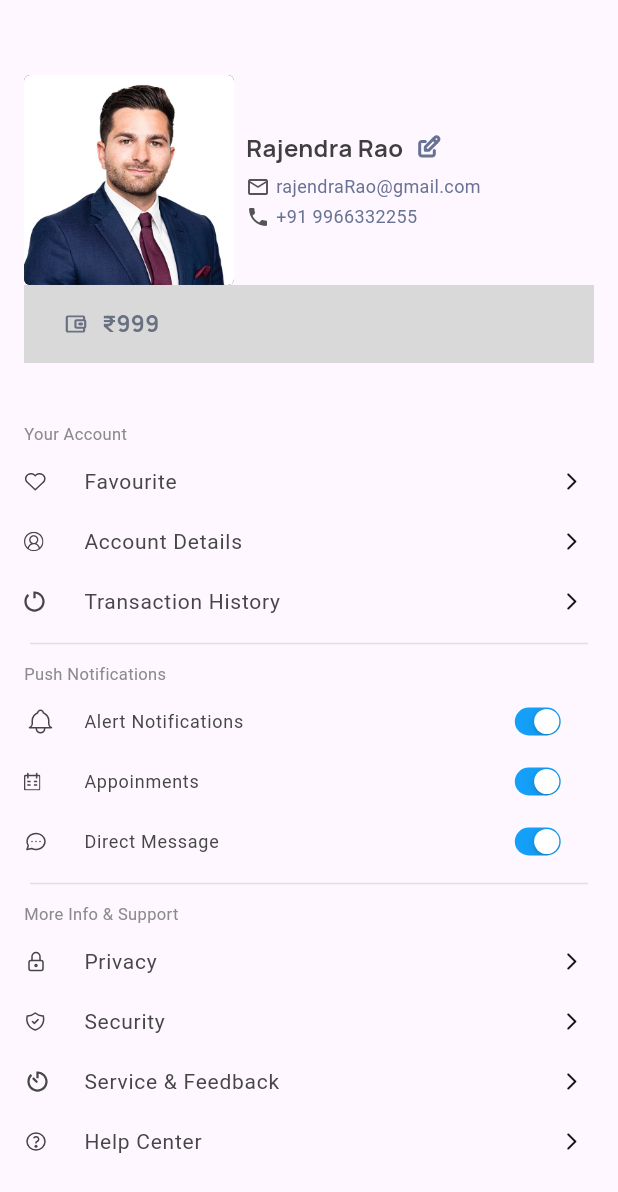
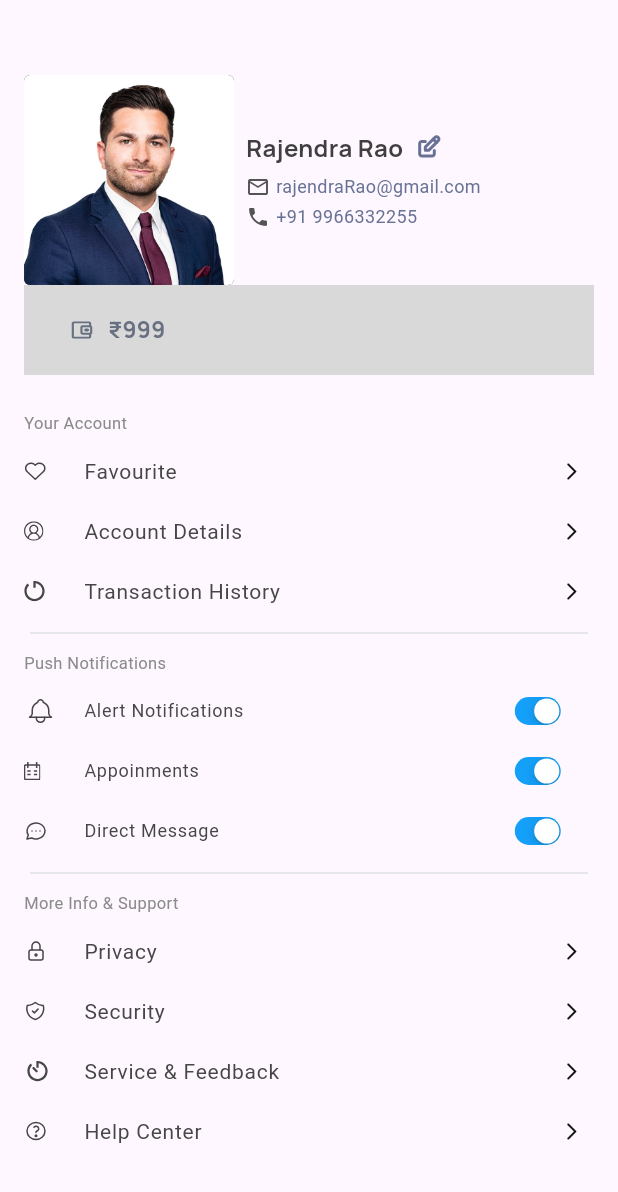
Before and after one commit to divyamittal-1712/user, a Flutter app: the SettingPage screen opened by its route, on a phone screen of 412 x 824 dp. Shown: the top 1192 px of the screen. Run offline on Flutter 3.47's test engine with Material 3 defaults, Android fonts, the phone set to English and light mode, and no system bars; drawn by our look-alikes of loader_overlay; our stand-ins replace cached_network_image, carousel_slider, dotted_decoration, flutter_native_splash, flutter_spinkit, flutter_svg and 5 more; missing offline and left inert: dart:ffi; accounts and stored records are empty; Roboto replaces fonts that are missing (Rubik).

Commit message:
setting page design

```diff
--- a/lib/screens/home/bottom_navigation/setting_page/setting_screen.dart
+++ b/lib/screens/home/bottom_navigation/setting_page/setting_screen.dart
@@ -22,7 +22,7 @@ class SettingPage extends StatelessWidget {
             children: [
               const SizedBox(height: 50),
               topLayout(context),
-              const SizedBox(height: 40),
+              const SizedBox(height: 25),
               Padding(
                 padding: const EdgeInsets.symmetric(horizontal: 16.0),
                 child: Align(
@@ -271,7 +271,7 @@ Widget topLayout(BuildContext context) {
         ),
         Container(
           color: AppColor.lightSilverColor,
-          padding: const EdgeInsets.all(16.0),
+          padding: const EdgeInsets.all(20.0),
           width: double.infinity,
           child: Row(
             children: [
```
